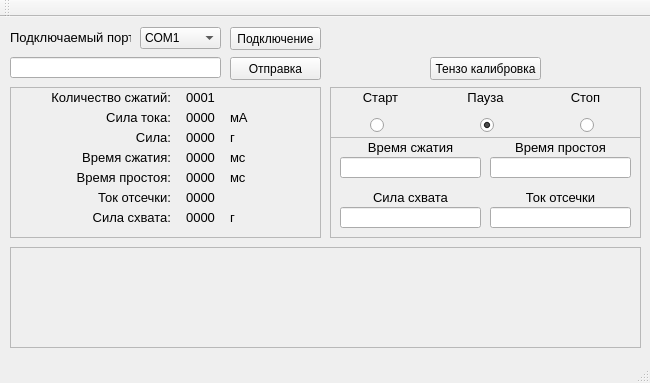
The window that mainwindow.ui (Evrei-XD/Service_utility) describes before a commit, drawn with Qt 5.
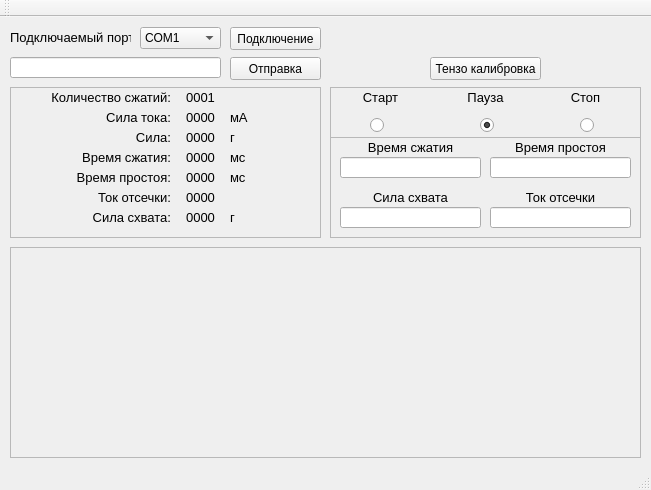
The same window after the commit.

Commit message: 1:21 Добавлена прокрутка лога

The edit to the form file:
```diff
--- a/mainwindow.ui
+++ b/mainwindow.ui
@@ -6,8 +6,8 @@
    <rect>
     <x>0</x>
     <y>0</y>
-    <width>650</width>
-    <height>383</height>
+    <width>651</width>
+    <height>490</height>
    </rect>
   </property>
   <property name="windowTitle">
@@ -43,7 +43,7 @@
       <x>10</x>
       <y>230</y>
       <width>631</width>
-      <height>101</height>
+      <height>211</height>
      </rect>
     </property>
     <property name="widgetResizable">
@@ -55,7 +55,7 @@
        <x>0</x>
        <y>0</y>
        <width>629</width>
-       <height>99</height>
+       <height>209</height>
       </rect>
      </property>
      <layout class="QVBoxLayout" name="verticalLayout">
```
Left out of the diff: 2 changed lines with no effect on the pictures. The commit also changes 2 other files.
